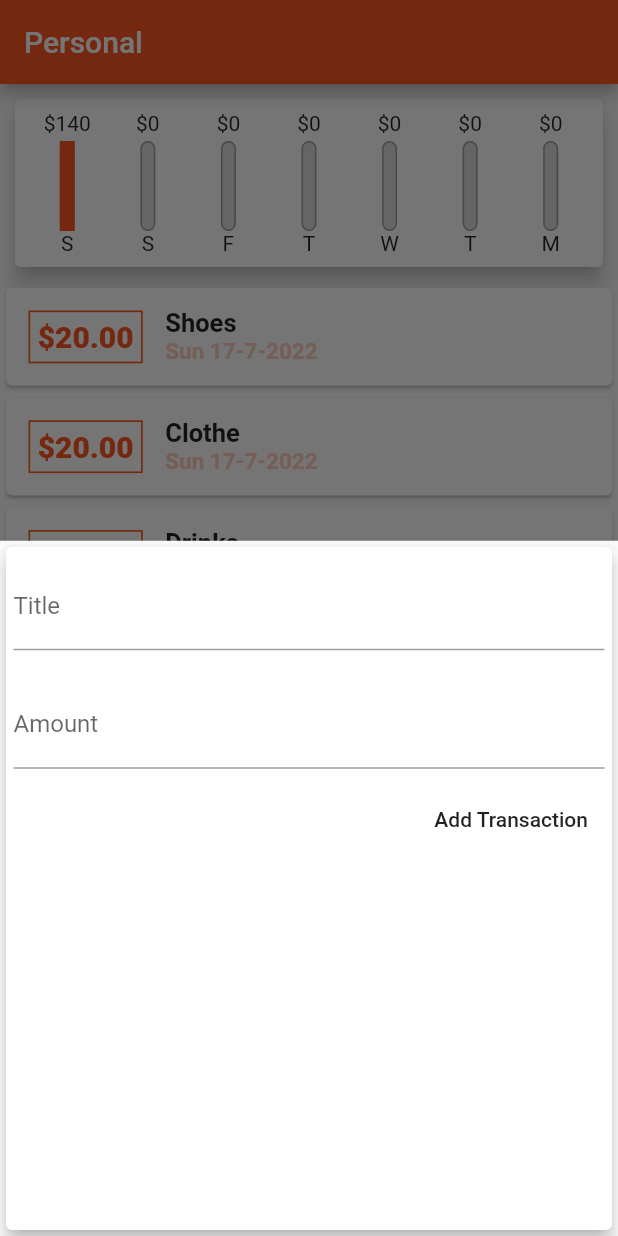
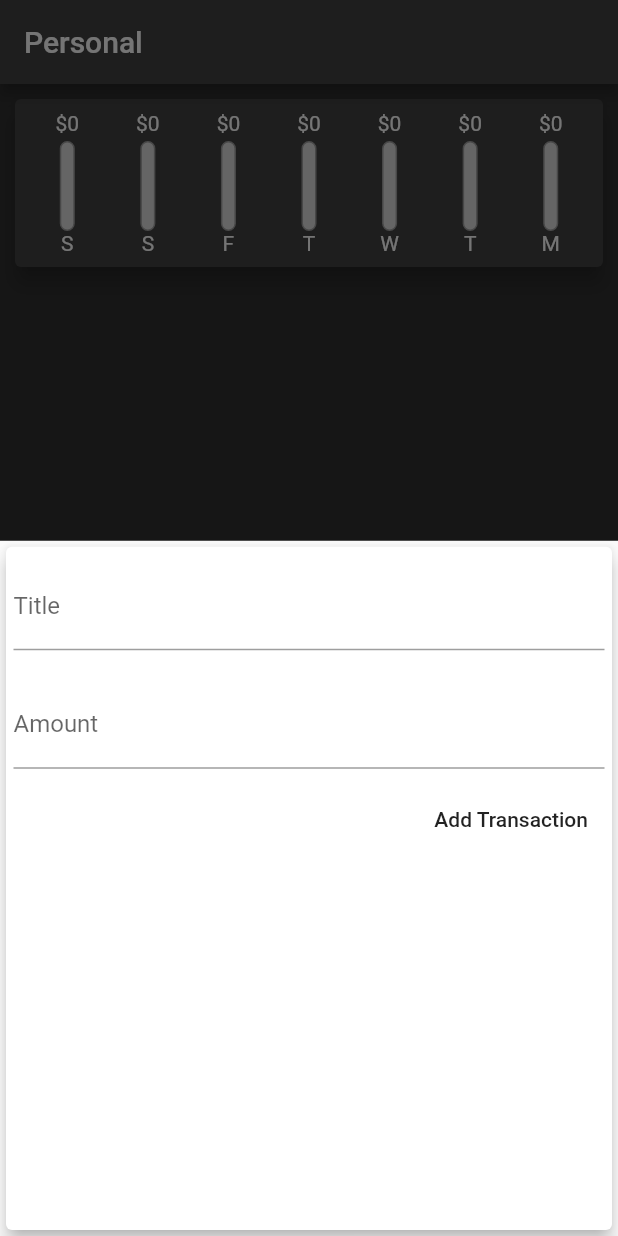
Before and after one commit to Lekki369/class_2, a Flutter app: the screen it shows after launch, after a tap on the "add" icon, on a phone screen of 412 x 824 dp. Run offline on Flutter 3.47's test engine with Material 2 defaults, Android fonts, the phone set to English and light mode, and no system bars.

Commit message:
lil changes

```diff
--- a/lib/main.dart
+++ b/lib/main.dart
@@ -11,7 +11,9 @@ import 'views/chart.dart';
 
 void main() {
   runApp(
-    MaterialApp(home: MyApp()),
+    MaterialApp(
+      home: MyApp(),
+    ),
   );
 }
 
@@ -21,50 +23,7 @@ class MyApp extends StatefulWidget {
 }
 
 class _MyAppState extends State<MyApp> {
-  final List<Transaction> _transactions = [
-    Transaction(
-      amount: 20.0,
-      date: DateTime.now(),
-      id: 'a1',
-      title: 'Shoes',
-    ),
-    Transaction(
-      amount: 20.0,
-      date: DateTime.now(),
-      id: 'a1',
-      title: 'Clothe',
-    ),
-    Transaction(
-      amount: 20.0,
-      date: DateTime.now(),
-      id: 'a1',
-      title: 'Drinks',
-    ),
-    Transaction(
-      amount: 20.0,
-      date: DateTime.now(),
-      id: 'a1',
-      title: 'Shoes',
-    ),
-    Transaction(
-      amount: 20.0,
-      date: DateTime.now(),
-      id: 'a1',
-      title: 'Shoes',
-    ),
-    Transaction(
-      amount: 20.0,
-      date: DateTime.now(),
-      id: 'a1',
-      title: 'Shoes',
-    ),
-    Transaction(
-      amount: 20.0,
-      date: DateTime.now(),
-      id: 'a1',
-      title: 'Shoes',
-    )
-  ];
+  final List<Transaction> _transactions = [];
   List<Transaction> get _recentTransaction {
     final tras = _transactions.where((transction) {
       return transction.date
@@ -91,9 +50,6 @@ class _MyAppState extends State<MyApp> {
         context: ctx,
         builder: (_) {
           return GestureDetector(
-              onTap: () {
-                Navigator.pop(ctx);
-              },
               behavior: HitTestBehavior.opaque,
               child: NewTransaction(call: _addNewTransacton));
         });
@@ -102,8 +58,12 @@ class _MyAppState extends State<MyApp> {
   @override
   Widget build(BuildContext context) {
     return MaterialApp(
+      debugShowCheckedModeBanner: false,
       theme: ThemeData(
-          primarySwatch: Colors.deepOrange, accentColor: Colors.amber),
+        brightness: Brightness.dark,
+        primarySwatch: Colors.deepOrange,
+        accentColor: Colors.amber,
+      ),
       home: Scaffold(
         floatingActionButtonLocation: FloatingActionButtonLocation.centerFloat,
         floatingActionButton: FloatingActionButton(
--- a/lib/views/new_transaction.dart
+++ b/lib/views/new_transaction.dart
@@ -41,9 +41,13 @@ class _NewTransactionState extends State<NewTransaction> {
         Padding(
           padding: const EdgeInsets.symmetric(vertical: 10, horizontal: 5),
           child: TextField(
-            decoration: const InputDecoration(labelText: 'Title'),
+            keyboardType: TextInputType.name,
+            decoration: const InputDecoration(
+              labelText: 'Title',
+            ),
             onSubmitted: (_) => submitted(),
             controller: inputTitle,
+            textInputAction: TextInputAction.next,
           ),
         ),
         Padding(
@@ -55,6 +59,7 @@ class _NewTransactionState extends State<NewTransaction> {
               submitted();
             },
             controller: inputAmount,
+            textInputAction: TextInputAction.done,
           ),
         ),
         FlatButton(
```
